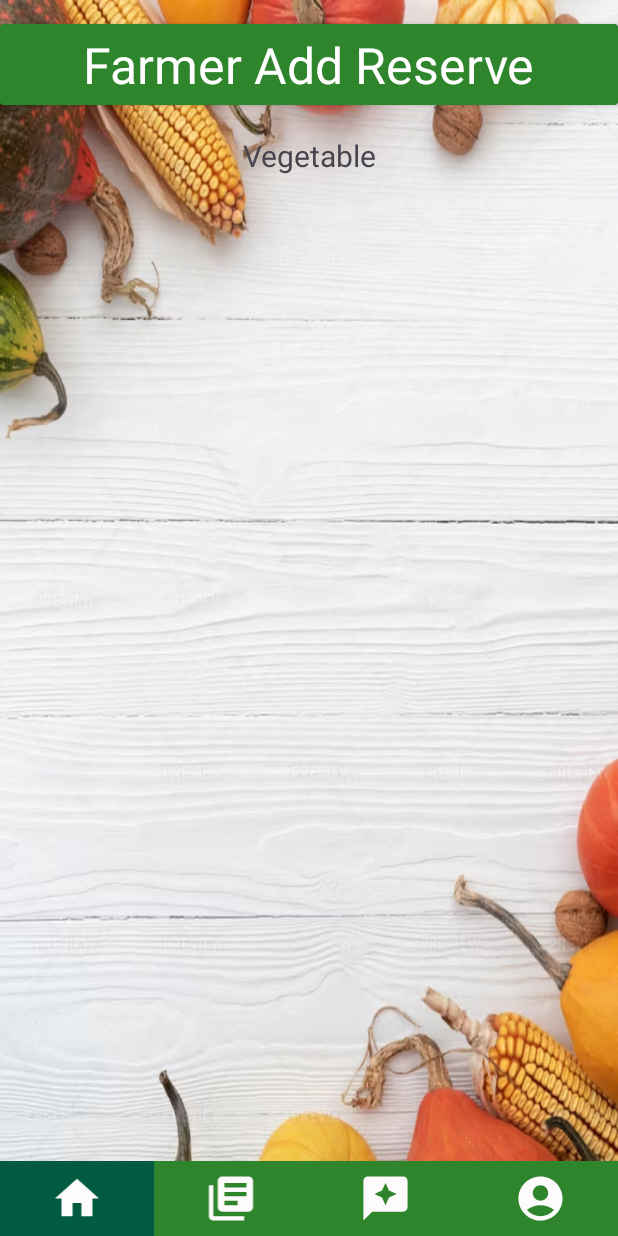
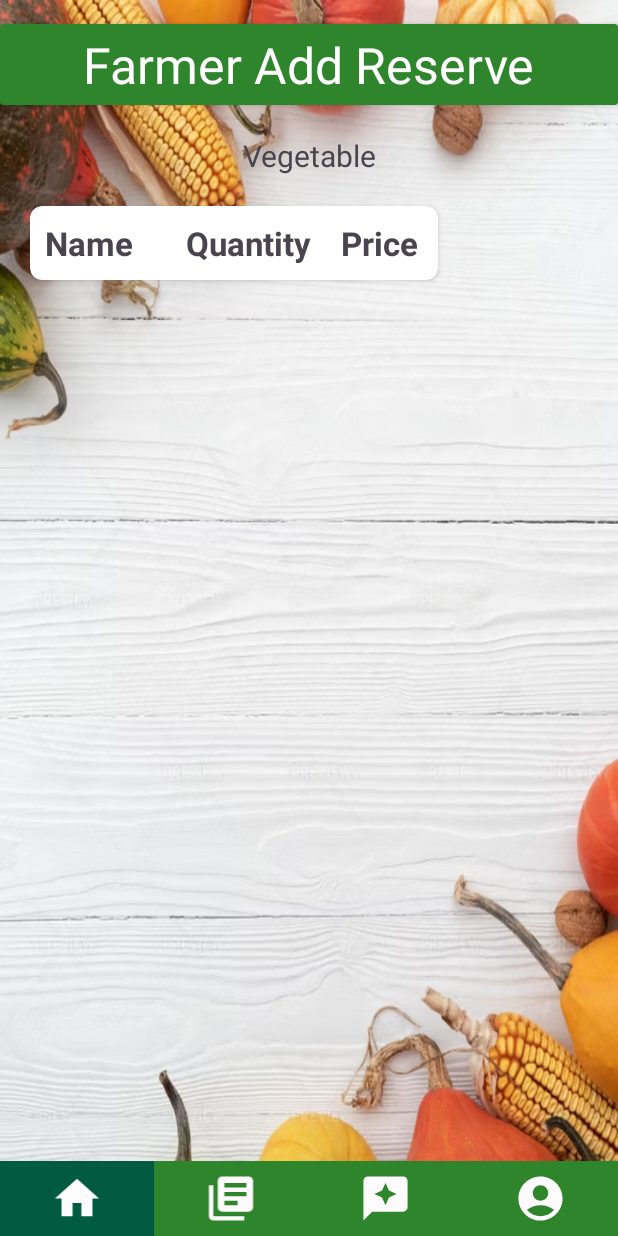
Before and after one commit to Hirudaka/VegiTraceApp, an Android app: the AddReserves screen opened directly, with no data from a screen before it, on a phone screen of 412 x 824 dp. Run offline under Robolectric (Android 15) with nearby library versions, the phone set to English and light mode, and no system bars; our stand-ins replace Firebase (no records; nobody signed in at launch, a user with empty details on screens opened directly).

Commit message:
hopefully last push

```diff
--- a/app/src/main/java/com/example/vegitrace/MyReserves.kt
+++ b/app/src/main/java/com/example/vegitrace/MyReserves.kt
@@ -72,7 +72,9 @@ class MyReserves : AppCompatActivity(),  MyReserveAdaptor.OnButtonClickListener
                     override fun onCancelled(databaseError: DatabaseError) {
                         // Handle any errors here
                     }
-                })}}
+                })
+            }
+        }
 
 
 
--- a/app/src/main/java/com/example/vegitrace/WastageForm.kt
+++ b/app/src/main/java/com/example/vegitrace/WastageForm.kt
@@ -84,7 +84,7 @@ class WastageForm : AppCompatActivity() {
 
                             Toast.makeText(this, "Form Successfully Added", Toast.LENGTH_LONG).show()
                             // Pass the wastageWeight back to the WastageOverview activity
-                            val intent = Intent(this, WastageOverview::class.java)
+                            val intent = Intent(this, WastageFormC2::class.java)
                             startActivity(intent)
 
                         }.addOnFailureListener {
--- a/app/src/main/java/com/example/vegitrace/WastageFormC2.kt
+++ b/app/src/main/java/com/example/vegitrace/WastageFormC2.kt
@@ -14,7 +14,7 @@ class WastageFormC2 : AppCompatActivity() {
         val wastageOkBtn = findViewById<Button>(R.id.wastageOkBtn)
 
         wastageOkBtn.setOnClickListener {
-            val intent = Intent(this, WastageHistory::class.java)
+            val intent = Intent(this, WastageOverview::class.java)
             startActivity(intent)
         }
         val historyButton = findViewById<ImageView>(R.id.navBookingUnClick)
--- a/app/src/main/res/layout/activity_add_reserves.xml
+++ b/app/src/main/res/layout/activity_add_reserves.xml
@@ -41,18 +41,66 @@
         app:layout_constraintTop_toBottomOf="@+id/SellerEditCardView"
         tools:ignore="MissingConstraints" />
 
+    <androidx.cardview.widget.CardView
+        app:layout_constraintTop_toBottomOf="@+id/textView"
+        android:layout_width="match_parent"
+        android:layout_height="wrap_content"
+        android:layout_marginStart="20dp"
+        android:layout_marginTop="20dp"
+        android:layout_marginEnd="120dp"
+        android:id="@+id/addreservecard"
+        app:cardCornerRadius="8dp">
+
+        <LinearLayout
+            android:layout_width="match_parent"
+            android:layout_height="wrap_content"
+            android:orientation="horizontal"
+            android:layout_margin="10dp">
+
+            <TextView
+                android:id="@+id/textViewtitle"
+                android:layout_width="wrap_content"
+                android:layout_height="wrap_content"
+                android:gravity="center"
+                android:text="Name "
+                android:textSize="22sp"
+                android:textStyle="bold"/>
+
+            <TextView
+                android:id="@+id/textViewtitle1"
+                android:layout_width="wrap_content"
+                android:layout_height="wrap_content"
+                android:layout_marginStart="30dp"
+                android:gravity="center"
+                android:text="Quantity"
+                android:textSize="22sp"
+                android:textStyle="bold"/>
+
+            <TextView
+                android:id="@+id/textViewtitle2"
+                android:layout_width="wrap_content"
+                android:layout_height="wrap_content"
+                android:gravity="center"
+                android:layout_marginStart="20dp"
+                android:text="Price"
+                android:textSize="22sp"
+                android:textStyle="bold"/>
+        </LinearLayout>
+
+    </androidx.cardview.widget.CardView>
+
 
     <androidx.recyclerview.widget.RecyclerView
         android:id="@+id/recyclerView"
         android:layout_width="match_parent"
         android:layout_height="485dp"
         android:layout_marginStart="20dp"
-        android:layout_marginTop="25dp"
+        android:layout_marginTop="5dp"
         android:layout_marginEnd="20dp"
         app:layout_constraintEnd_toEndOf="parent"
         app:layout_constraintHorizontal_bias="0.0"
         app:layout_constraintStart_toStartOf="parent"
-        app:layout_constraintTop_toBottomOf="@+id/textView"
+        app:layout_constraintTop_toBottomOf="@+id/addreservecard"
         tools:ignore="MissingConstraints" />
 
     <LinearLayout
--- a/app/src/main/res/layout/activity_wastage_form_c2.xml
+++ b/app/src/main/res/layout/activity_wastage_form_c2.xml
@@ -39,7 +39,7 @@
         android:layout_width="wrap_content"
         android:layout_height="wrap_content"
         android:layout_gravity="center"
-        android:layout_marginStart="162dp"
+        android:layout_marginStart="152dp"
         android:layout_marginTop="80dp"
         android:text="OK"
         android:backgroundTint="@color/DarkGreenBackground"
--- a/app/src/main/res/layout/addreserveitem.xml
+++ b/app/src/main/res/layout/addreserveitem.xml
@@ -30,7 +30,7 @@
             android:id="@+id/oSubTitle1"
             android:layout_width="wrap_content"
             android:layout_height="wrap_content"
-            android:layout_marginStart="40dp"
+            android:layout_marginStart="35dp"
             android:text="Subtitle1"
             android:textColor="@android:color/black"
             android:textSize="15sp"
@@ -44,7 +44,7 @@
             android:id="@+id/oSubTitle2"
             android:layout_width="wrap_content"
             android:layout_height="wrap_content"
-            android:layout_marginStart="32dp"
+            android:layout_marginStart="45dp"
             android:text="Subtitle2"
             android:textColor="@android:color/black"
             android:textSize="15sp"
@@ -59,7 +59,7 @@
             android:layout_width="wrap_content"
             android:layout_height="wrap_content"
             android:layout_marginStart="32dp"
-            android:backgroundTint="#68BD51"
+            android:backgroundTint="@color/DarkGreenBackground"
             android:text="Reserve"
             app:layout_constraintBottom_toBottomOf="parent"
             app:layout_constraintStart_toEndOf="@+id/oSubTitle2"
--- a/app/src/main/res/layout/reserveitem.xml
+++ b/app/src/main/res/layout/reserveitem.xml
@@ -172,7 +172,7 @@
 
                 android:layout_marginBottom="10dp"
                 android:text="Remove"
-                android:backgroundTint="#68BD51"/>
+                android:backgroundTint="@color/DarkGreenBackground"/>
         </LinearLayout>
     </LinearLayout>
 </androidx.cardview.widget.CardView >
```
